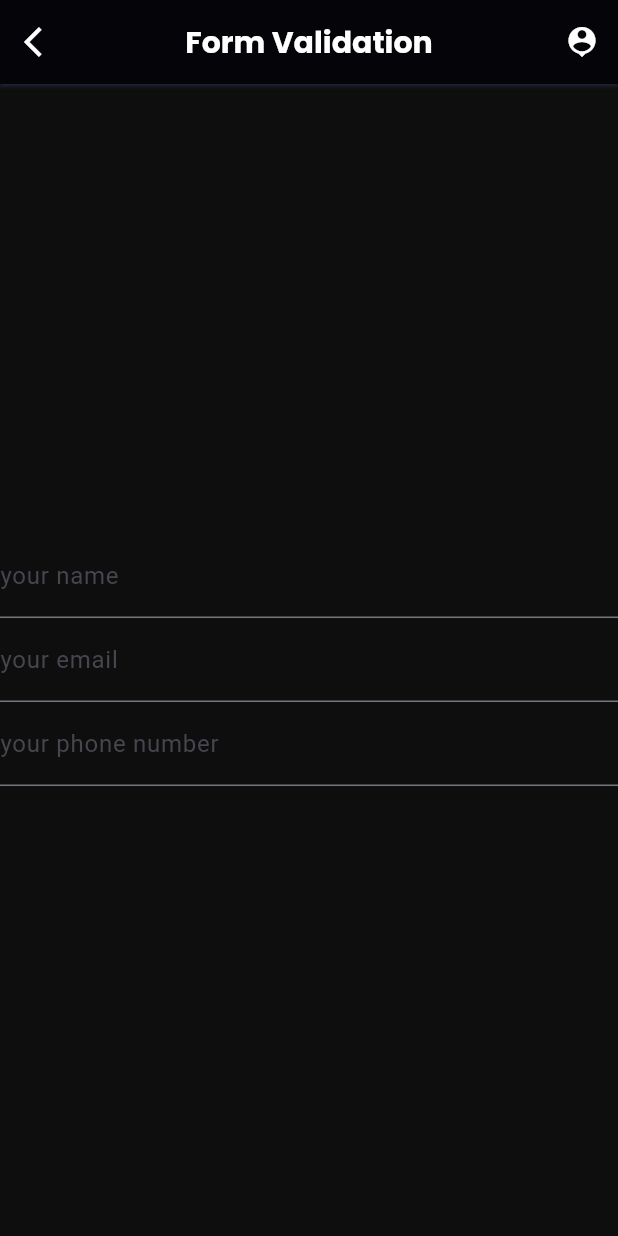
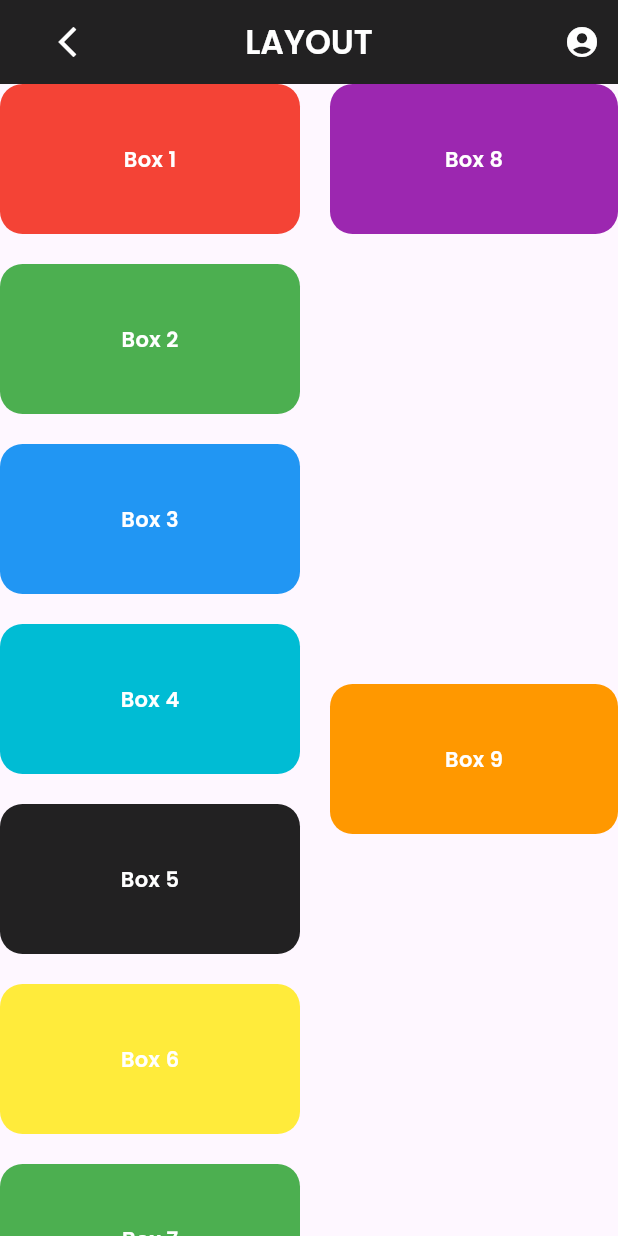
Before and after one commit to Asaduzzaman04/Flutter_app, a Flutter app: the screen it shows after launch, on a phone screen of 412 x 824 dp. Run offline on Flutter 3.47's test engine with Material 3 defaults, Android fonts, the phone set to English and light mode, and no system bars.

Commit message:
f shape layout created

```diff
--- a/my_app/lib/main.dart
+++ b/my_app/lib/main.dart
@@ -1,71 +1,215 @@
-import 'dart:ffi';
+import 'package:flutter/cupertino.dart';
 import 'package:flutter/material.dart';
 
-void main(List<String> args) => runApp(FlutterApp());
+void main() => runApp(MyApp());
 
-class FlutterApp extends StatelessWidget {
-  const FlutterApp({super.key});
+class MyApp extends StatelessWidget {
+  const MyApp({super.key});
 
   @override
   Widget build(BuildContext context) {
     return MaterialApp(
       debugShowCheckedModeBanner: false,
-      home: Scaffold(
-        backgroundColor: const Color.fromARGB(255, 14, 14, 14),
-        //* app bar configuration start
+      theme: ThemeData(
+        fontFamily: "Poppins",
+        appBarTheme: const AppBarTheme(
+          backgroundColor: Colors.black87,
+          foregroundColor: Colors.white,
+        ),
+      ),
+      home: const HomePage(),
+    );
+  }
+}
+
+class HomePage extends StatelessWidget {
+  const HomePage({super.key});
+
+  @override
+  Widget build(BuildContext context) {
+    return Scaffold(
       appBar: AppBar(
-          // leading button
         leading: IconButton(
-            onPressed: () => {print("back to home page successfully")},
-            icon: const Icon(Icons.arrow_back_ios),
+          onPressed: () => {print("go back")},
+          icon: const Icon(Icons.arrow_back_ios_new_outlined),
+          tooltip: "Back Home",
         ),
-          // app bar title
-          title: const Text(
-            'Form Validation',
-            style: TextStyle(
-                fontWeight: FontWeight.bold,
-                fontSize: 20,
-                fontFamily: "PoopinsBold"),
+        leadingWidth: 90,
+        title: Text(
+          "layout".toUpperCase(), // Converts the title to uppercase
+          style: const TextStyle(fontWeight: FontWeight.bold),
         ),
-          backgroundColor: Colors.black,
-          foregroundColor: Colors.white,
         centerTitle: true,
-          shadowColor: const Color.fromARGB(255, 80, 95, 153),
-          elevation: 1,
         actions: [
-            // app bar profile icons
           IconButton(
-              onPressed: () => {print("clicked at user profile")},
-              icon: const Icon(Icons.person_pin),
+            onPressed: () => {print("user info")},
+            icon: const Icon(Icons.account_circle),
           ),
         ],
       ),
-        // * app bar configuration end
-
-        //?body widgets start here
-        body: const Center( // Use Center to center the Column
-          child: Column(
-            mainAxisAlignment: MainAxisAlignment.center,
-            children: [
-              TextField(
-                decoration: InputDecoration(
-                    labelText: "your name", hintText: "enter your name"),
-              ),
-              TextField(
-                decoration: InputDecoration(
-                    labelText: "your email", hintText: "enter your email"),
-              ),
-              TextField(
-                decoration: InputDecoration(
-                    labelText: "your phone number",
-                    hintText: "enter your phone number"),
-              ),
-
-            ],
-          ),
-        ),
-        //?body widgets end here
+      body: const Center(
+        child: LayoutBox(),
       ),
     );
   }
 }
+
+class LayoutBox extends StatelessWidget {
+  const LayoutBox({super.key});
+
+  @override
+  Widget build(BuildContext context) {
+    return Row(
+      crossAxisAlignment: CrossAxisAlignment.start,
+      children: [
+        // Left Vertical Column
+        Column(
+          children: [
+            Container(
+              width: 200,
+              height: 100,
+              decoration: BoxDecoration(
+                color: Colors.red,
+                borderRadius: BorderRadius.circular(15),
+              ),
+              child: const Center(
+                child: Text(
+                  "Box 1",
+                  style: TextStyle(color: Colors.white),
+                ),
+              ),
+            ),
+            const SizedBox(height: 20),
+            Container(
+              width: 200,
+              height: 100,
+              decoration: BoxDecoration(
+                color: Colors.green,
+                borderRadius: BorderRadius.circular(15),
+              ),
+              child: const Center(
+                child: Text(
+                  "Box 2",
+                  style: TextStyle(color: Colors.white),
+                ),
+              ),
+            ),
+            const SizedBox(height: 20),
+            Container(
+              width: 200,
+              height: 100,
+              decoration: BoxDecoration(
+                color: Colors.blue,
+                borderRadius: BorderRadius.circular(15),
+              ),
+              child: const Center(
+                child: Text(
+                  "Box 3",
+                  style: TextStyle(color: Colors.white),
+                ),
+              ),
+            ),
+            const SizedBox(height: 20),
+            Container(
+              width: 200,
+              height: 100,
+              decoration: BoxDecoration(
+                color: Colors.cyan,
+                borderRadius: BorderRadius.circular(15),
+              ),
+              child: const Center(
+                child: Text(
+                  "Box 4",
+                  style: TextStyle(color: Colors.white),
+                ),
+              ),
+            ),
+            const SizedBox(height: 20),
+            Container(
+              width: 200,
+              height: 100,
+              decoration: BoxDecoration(
+                color: Colors.black87,
+                borderRadius: BorderRadius.circular(15),
+              ),
+              child: const Center(
+                child: Text(
+                  "Box 5",
+                  style: TextStyle(color: Colors.white),
+                ),
+              ),
+            ),
+            const SizedBox(height: 20),
+            Container(
+              width: 200,
+              height: 100,
+              decoration: BoxDecoration(
+                color: Colors.yellow,
+                borderRadius: BorderRadius.circular(15),
+              ),
+              child: const Center(
+                child: Text(
+                  "Box 6",
+                  style: TextStyle(color: Colors.white),
+                ),
+              ),
+            ),
+            const SizedBox(height: 20),
+            Container(
+              width: 200,
+              height: 100,
+              decoration: BoxDecoration(
+                color: Colors.green,
+                borderRadius: BorderRadius.circular(15),
+              ),
+              child: const Center(
+                child: Text(
+                  "Box 7",
+                  style: TextStyle(color: Colors.white),
+                ),
+              ),
+            ),
+          ],
+        ),
+        const SizedBox(width: 20),
+        // Top Horizontal Row
+        Expanded(
+          child: Column(
+            crossAxisAlignment: CrossAxisAlignment.start,
+            children: [
+              Container(
+                width: 200,
+                height: 100,
+                decoration: BoxDecoration(
+                  color: Colors.purple,
+                  borderRadius: BorderRadius.circular(15),
+                ),
+                child: const Center(
+                  child: Text(
+                    "Box 8",
+                    style: TextStyle(color: Colors.white),
+                  ),
+                ),
+              ),
+              const SizedBox(height: 300), // Spacer to move to the middle row
+              Container(
+                width: 200,
+                height: 100,
+                decoration: BoxDecoration(
+                  color: Colors.orange,
+                  borderRadius: BorderRadius.circular(15),
+                ),
+                child: const Center(
+                  child: Text(
+                    "Box 9",
+                    style: TextStyle(color: Colors.white),
+                  ),
+                ),
+              ),
+            ],
+          ),
+        ),
+      ],
+    );
+  }
+}
```
Lines whose indentation alone changed are shown as unchanged.
